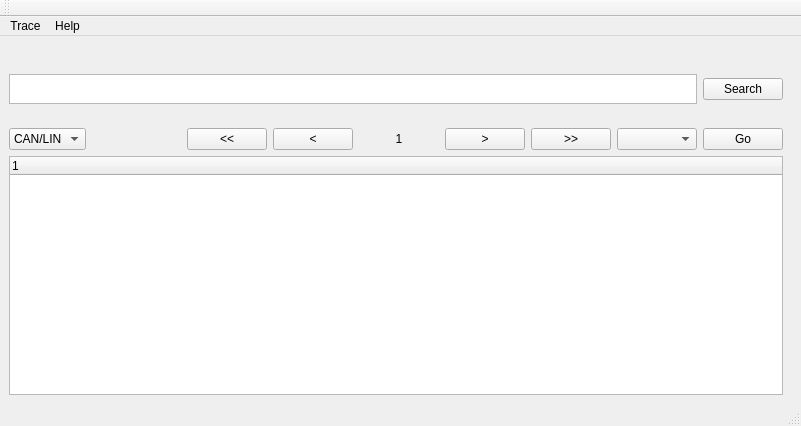
stefanzweig/qt_trace, file QtWidgetsApplication1.ui: the form before one commit.
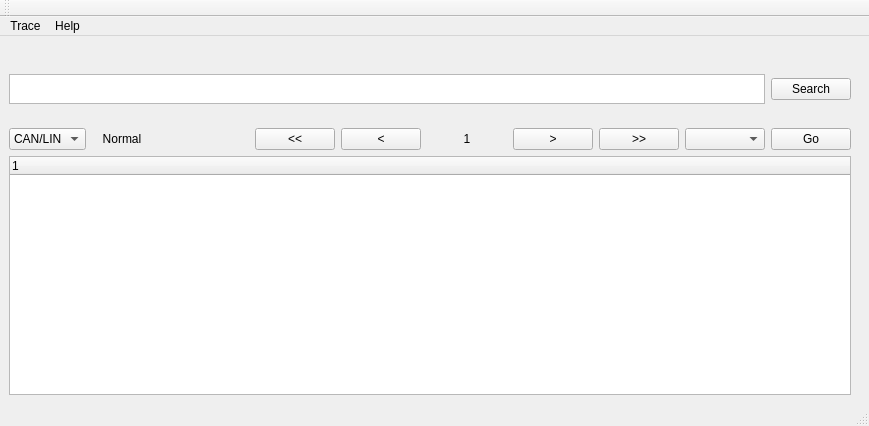
The form after the commit.

Diff of the .ui file:
```diff
--- a/QtWidgetsApplication1.ui
+++ b/QtWidgetsApplication1.ui
@@ -9,7 +9,7 @@
    <rect>
     <x>0</x>
     <y>0</y>
-    <width>801</width>
+    <width>869</width>
     <height>426</height>
    </rect>
   </property>
@@ -232,6 +232,28 @@
                      </item>
                     </widget>
                    </item>
+                   <item>
+                    <widget class="QLabel" name="label_Filtered">
+                     <property name="sizePolicy">
+                      <sizepolicy hsizetype="Fixed" vsizetype="Preferred">
+                       <horstretch>0</horstretch>
+                       <verstretch>0</verstretch>
+                      </sizepolicy>
+                     </property>
+                     <property name="minimumSize">
+                      <size>
+                       <width>60</width>
+                       <height>0</height>
+                      </size>
+                     </property>
+                     <property name="text">
+                      <string>Normal</string>
+                     </property>
+                     <property name="alignment">
+                      <set>Qt::AlignCenter</set>
+                     </property>
+                    </widget>
+                   </item>
                    <item>
                     <spacer name="horizontalSpacer_2">
                      <property name="orientation">
```
Left out of the diff: 2 changed lines with no effect on the pictures.
